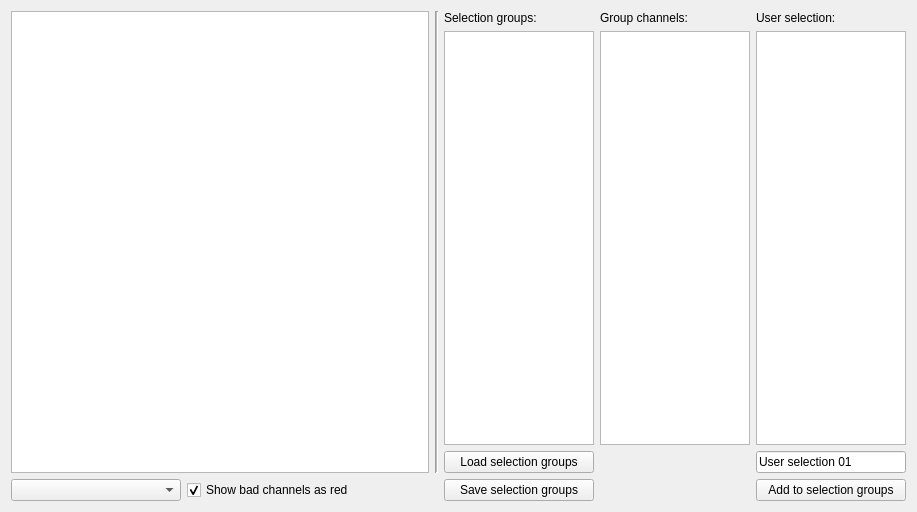
The window that libraries/disp/viewers/formfiles/channelselectionview.ui (mne-tools/mne-cpp) describes before a commit, drawn with Qt 5.
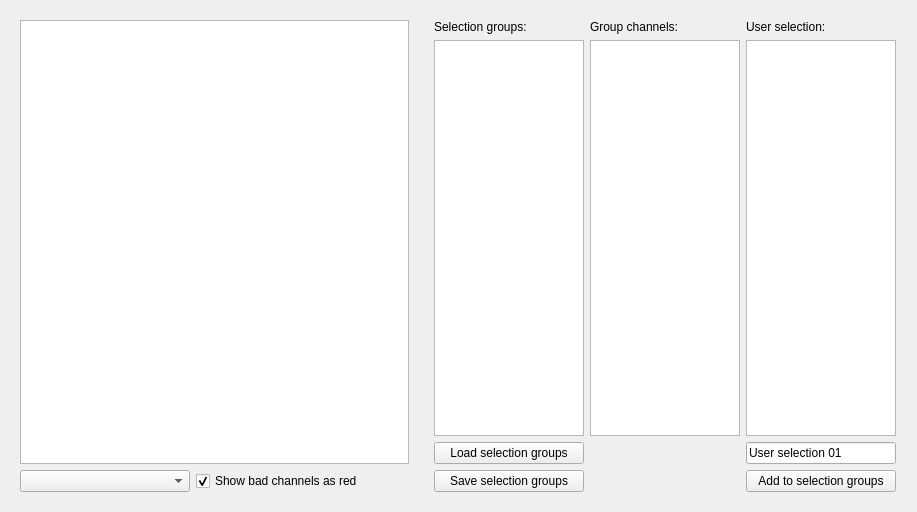
The same window after the commit.

Commit message: ENH: Reorganized ui structure to support splitting view and control

The edit to the form file:
```diff
--- a/libraries/disp/viewers/formfiles/channelselectionview.ui
+++ b/libraries/disp/viewers/formfiles/channelselectionview.ui
@@ -19,7 +19,12 @@
      <property name="horizontalSpacing">
       <number>6</number>
      </property>
-     <item row="5" column="1">
+     <item row="0" column="1" colspan="4">
+      <widget class="QWidget" name="viewWidget" native="true">
+       <layout class="QHBoxLayout" name="horizontalLayout_6">
+        <item>
+         <layout class="QGridLayout" name="gridLayout_5">
+          <item row="1" column="0">
       <widget class="QComboBox" name="m_comboBox_layoutFile">
        <property name="sizePolicy">
         <sizepolicy hsizetype="Fixed" vsizetype="Fixed">
@@ -41,41 +46,30 @@
        </property>
       </widget>
      </item>
-     <item row="0" column="4" rowspan="5">
-      <widget class="Line" name="line">
-       <property name="font">
-        <font>
-         <pointsize>8</pointsize>
-        </font>
-       </property>
-       <property name="frameShadow">
-        <enum>QFrame::Sunken</enum>
-       </property>
-       <property name="lineWidth">
-        <number>1</number>
-       </property>
-       <property name="midLineWidth">
-        <number>1</number>
-       </property>
-       <property name="orientation">
-        <enum>Qt::Vertical</enum>
-       </property>
-      </widget>
-     </item>
-     <item row="0" column="7">
-      <widget class="QLabel" name="label">
-       <property name="sizePolicy">
-        <sizepolicy hsizetype="Preferred" vsizetype="Fixed">
-         <horstretch>0</horstretch>
-         <verstretch>0</verstretch>
-        </sizepolicy>
-       </property>
+          <item row="1" column="1">
+           <widget class="QCheckBox" name="m_checkBox_showBadChannelsAsRed">
        <property name="text">
-        <string>Group channels:</string>
+             <string>Show bad channels as red</string>
+            </property>
+            <property name="checked">
+             <bool>true</bool>
        </property>
       </widget>
      </item>
-     <item row="0" column="1" rowspan="5" colspan="3">
+          <item row="1" column="2">
+           <spacer name="horizontalSpacer">
+            <property name="orientation">
+             <enum>Qt::Horizontal</enum>
+            </property>
+            <property name="sizeHint" stdset="0">
+             <size>
+              <width>40</width>
+              <height>20</height>
+             </size>
+            </property>
+           </spacer>
+          </item>
+          <item row="0" column="0" colspan="3">
       <widget class="QGraphicsView" name="m_graphicsView_layoutPlot">
        <property name="mouseTracking">
         <bool>true</bool>
@@ -94,7 +88,17 @@
        </property>
       </widget>
      </item>
-     <item row="1" column="8" rowspan="3" colspan="2">
+         </layout>
+        </item>
+       </layout>
+      </widget>
+     </item>
+     <item row="0" column="5" colspan="5">
+      <widget class="QWidget" name="controlWidget" native="true">
+       <layout class="QHBoxLayout" name="horizontalLayout_7">
+        <item>
+         <layout class="QGridLayout" name="gridLayout_6">
+          <item row="1" column="2">
       <widget class="QListWidget" name="m_listWidget_userDefined">
        <property name="sizePolicy">
         <sizepolicy hsizetype="Fixed" vsizetype="Preferred">
@@ -131,32 +135,7 @@
        </property>
       </widget>
      </item>
-     <item row="0" column="5">
-      <widget class="QLabel" name="label_2">
-       <property name="sizePolicy">
-        <sizepolicy hsizetype="Fixed" vsizetype="Fixed">
-         <horstretch>0</horstretch>
-         <verstretch>0</verstretch>
-        </sizepolicy>
-       </property>
-       <property name="minimumSize">
-        <size>
-         <width>150</width>
-         <height>0</height>
-        </size>
-       </property>
-       <property name="maximumSize">
-        <size>
-         <width>150</width>
-         <height>16777215</height>
-        </size>
-       </property>
-       <property name="text">
-        <string>Selection groups:</string>
-       </property>
-      </widget>
-     </item>
-     <item row="4" column="5">
+          <item row="2" column="0">
       <widget class="QPushButton" name="m_pushButton_loadSelection">
        <property name="enabled">
         <bool>true</bool>
@@ -184,7 +163,7 @@
        </property>
       </widget>
      </item>
-     <item row="0" column="8" colspan="2">
+          <item row="0" column="2">
       <widget class="QLabel" name="label_5">
        <property name="maximumSize">
         <size>
@@ -197,57 +176,7 @@
        </property>
       </widget>
      </item>
-     <item row="1" column="5" rowspan="3">
-      <widget class="QListWidget" name="m_listWidget_selectionGroups">
-       <property name="sizePolicy">
-        <sizepolicy hsizetype="Fixed" vsizetype="Preferred">
-         <horstretch>0</horstretch>
-         <verstretch>0</verstretch>
-        </sizepolicy>
-       </property>
-       <property name="minimumSize">
-        <size>
-         <width>150</width>
-         <height>0</height>
-        </size>
-       </property>
-       <property name="maximumSize">
-        <size>
-         <width>150</width>
-         <height>16777215</height>
-        </size>
-       </property>
-      </widget>
-     </item>
-     <item row="5" column="5">
-      <widget class="QPushButton" name="m_pushButton_saveSelection">
-       <property name="enabled">
-        <bool>true</bool>
-       </property>
-       <property name="sizePolicy">
-        <sizepolicy hsizetype="Preferred" vsizetype="Fixed">
-         <horstretch>0</horstretch>
-         <verstretch>0</verstretch>
-        </sizepolicy>
-       </property>
-       <property name="minimumSize">
-        <size>
-         <width>0</width>
-         <height>0</height>
-        </size>
-       </property>
-       <property name="maximumSize">
-        <size>
-         <width>16777215</width>
-         <height>16777215</height>
-        </size>
-       </property>
-       <property name="text">
-        <string>Save selection groups</string>
-       </property>
-      </widget>
-     </item>
-     <item row="1" column="7" rowspan="3">
+          <item row="1" column="1">
       <widget class="QListWidget" name="m_listWidget_visibleChannels">
        <property name="sizePolicy">
         <sizepolicy hsizetype="Fixed" vsizetype="Preferred">
@@ -281,45 +210,7 @@
        </property>
       </widget>
      </item>
-     <item row="5" column="3">
-      <spacer name="horizontalSpacer">
-       <property name="orientation">
-        <enum>Qt::Horizontal</enum>
-       </property>
-       <property name="sizeHint" stdset="0">
-        <size>
-         <width>40</width>
-         <height>20</height>
-        </size>
-       </property>
-      </spacer>
-     </item>
-     <item row="5" column="8" colspan="2">
-      <widget class="QPushButton" name="m_pushButton_addToSelectionGroups">
-       <property name="sizePolicy">
-        <sizepolicy hsizetype="Fixed" vsizetype="Fixed">
-         <horstretch>0</horstretch>
-         <verstretch>0</verstretch>
-        </sizepolicy>
-       </property>
-       <property name="minimumSize">
-        <size>
-         <width>150</width>
-         <height>0</height>
-        </size>
-       </property>
-       <property name="maximumSize">
-        <size>
-         <width>150</width>
-         <height>16777215</height>
-        </size>
-       </property>
-       <property name="text">
-        <string>Add to selection groups</string>
-       </property>
-      </widget>
-     </item>
-     <item row="4" column="8" colspan="2">
+          <item row="2" column="2">
       <widget class="QLineEdit" name="m_lineEdit_selectionGroupName">
        <property name="sizePolicy">
         <sizepolicy hsizetype="Fixed" vsizetype="Fixed">
@@ -344,14 +235,122 @@
        </property>
       </widget>
      </item>
-     <item row="5" column="2">
-      <widget class="QCheckBox" name="m_checkBox_showBadChannelsAsRed">
-       <property name="text">
-        <string>Show bad channels as red</string>
-       </property>
-       <property name="checked">
+          <item row="1" column="0">
+           <widget class="QListWidget" name="m_listWidget_selectionGroups">
+            <property name="sizePolicy">
+             <sizepolicy hsizetype="Fixed" vsizetype="Preferred">
+              <horstretch>0</horstretch>
+              <verstretch>0</verstretch>
+             </sizepolicy>
+            </property>
+            <property name="minimumSize">
+             <size>
+              <width>150</width>
+              <height>0</height>
+             </size>
+            </property>
+            <property name="maximumSize">
+             <size>
+              <width>150</width>
+              <height>16777215</height>
+             </size>
+            </property>
+           </widget>
+          </item>
+          <item row="3" column="0">
+           <widget class="QPushButton" name="m_pushButton_saveSelection">
+            <property name="enabled">
         <bool>true</bool>
        </property>
+            <property name="sizePolicy">
+             <sizepolicy hsizetype="Preferred" vsizetype="Fixed">
+              <horstretch>0</horstretch>
+              <verstretch>0</verstretch>
+             </sizepolicy>
+            </property>
+            <property name="minimumSize">
+             <size>
+              <width>0</width>
+              <height>0</height>
+             </size>
+            </property>
+            <property name="maximumSize">
+             <size>
+              <width>16777215</width>
+              <height>16777215</height>
+             </size>
+            </property>
+            <property name="text">
+             <string>Save selection groups</string>
+            </property>
+           </widget>
+          </item>
+          <item row="0" column="1">
+           <widget class="QLabel" name="label">
+            <property name="sizePolicy">
+             <sizepolicy hsizetype="Preferred" vsizetype="Fixed">
+              <horstretch>0</horstretch>
+              <verstretch>0</verstretch>
+             </sizepolicy>
+            </property>
+            <property name="text">
+             <string>Group channels:</string>
+            </property>
+           </widget>
+          </item>
+          <item row="0" column="0">
+           <widget class="QLabel" name="label_2">
+            <property name="sizePolicy">
+             <sizepolicy hsizetype="Fixed" vsizetype="Fixed">
+              <horstretch>0</horstretch>
+              <verstretch>0</verstretch>
+             </sizepolicy>
+            </property>
+            <property name="minimumSize">
+             <size>
+              <width>150</width>
+              <height>0</height>
+             </size>
+            </property>
+            <property name="maximumSize">
+             <size>
+              <width>150</width>
+              <height>16777215</height>
+             </size>
+            </property>
+            <property name="text">
+             <string>Selection groups:</string>
+            </property>
+           </widget>
+          </item>
+          <item row="3" column="2">
+           <widget class="QPushButton" name="m_pushButton_addToSelectionGroups">
+            <property name="sizePolicy">
+             <sizepolicy hsizetype="Fixed" vsizetype="Fixed">
+              <horstretch>0</horstretch>
+              <verstretch>0</verstretch>
+             </sizepolicy>
+            </property>
+            <property name="minimumSize">
+             <size>
+              <width>150</width>
+              <height>0</height>
+             </size>
+            </property>
+            <property name="maximumSize">
+             <size>
+              <width>150</width>
+              <height>16777215</height>
+             </size>
+            </property>
+            <property name="text">
+             <string>Add to selection groups</string>
+            </property>
+           </widget>
+          </item>
+         </layout>
+        </item>
+       </layout>
       </widget>
      </item>
     </layout>
```
Lines whose indentation alone changed are shown as unchanged.
